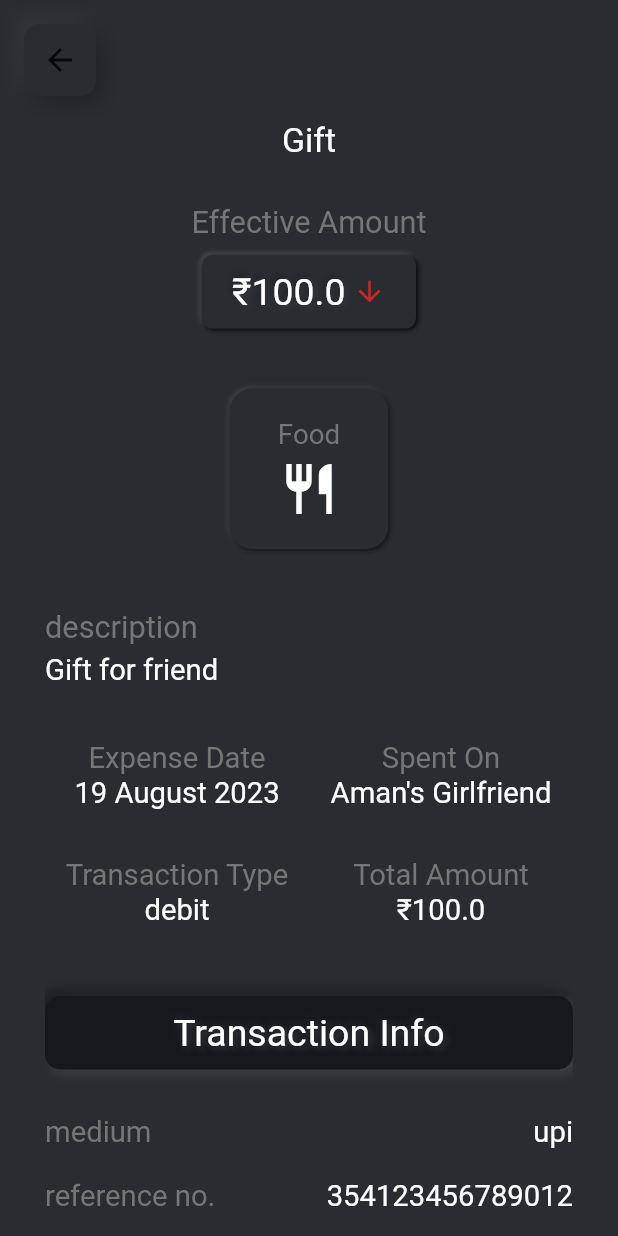
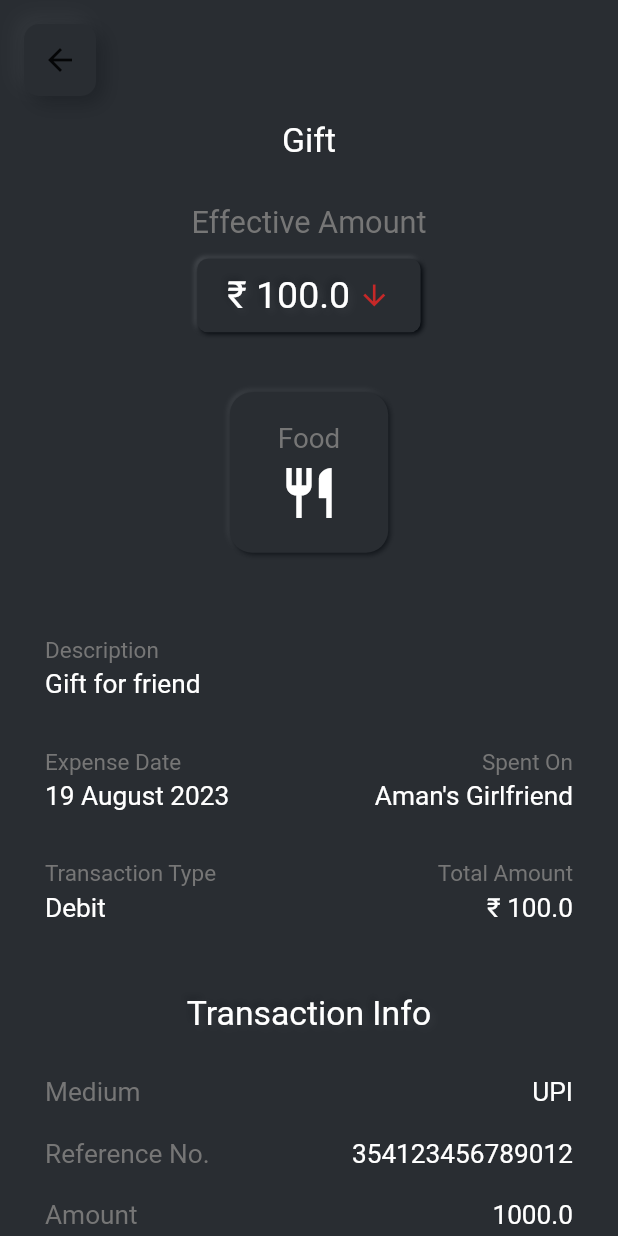
Before and after one commit to AyushAgrawal25/expense_tracker, a Flutter app: the ExpensePage screen opened directly with sample values from the repository, on a phone screen of 412 x 824 dp. Run offline on Flutter 3.47's test engine with Material 2 defaults, Android fonts, the phone set to English and light mode, and no system bars; drawn by our look-alikes of clay_containers; our stand-ins replace logger, permission_handler; missing offline and left inert: flutter_sms_inbox, sqfentity, sqfentity_gen; statements that could not run were skipped.

Commit message:
Expense page and other fixes
[Changes]

Made the total expense to handle the large amount
Perfected the navigation for expense page
Made changes in the data display of expense page.

```diff
--- a/lib/Models/transaction_data.dart
+++ b/lib/Models/transaction_data.dart
@@ -1,4 +1,12 @@
-enum TransactionType { credit, debit }
+enum TransactionType {
+  credit('credit', 'Credit'),
+  debit('debit', 'Debit');
+
+  const TransactionType(this.value, this.name);
+
+  final String value;
+  final String name;
+}
 
 class TransactionData {
   final int id;
--- a/lib/UserInterface/Pages/Expense/expense_page.dart
+++ b/lib/UserInterface/Pages/Expense/expense_page.dart
@@ -10,7 +10,11 @@ import 'package:expense_tracker/Models/expense_data.dart';
 import 'package:expense_tracker/Utils/date_time_utils.dart';
 
 class ExpensePage extends StatefulWidget {
-  const ExpensePage({super.key});
+  final ExpenseData expense;
+  const ExpensePage({
+    Key? key,
+    required this.expense,
+  }) : super(key: key);
 
   @override
   State<ExpensePage> createState() => _ExpensePageState();
@@ -19,11 +23,8 @@ class ExpensePage extends StatefulWidget {
 class _ExpensePageState extends State<ExpensePage> {
   @override
   Widget build(BuildContext context) {
-    final ExpenseData expense =
-        ModalRoute.of(context)!.settings.arguments as ExpenseData;
-
     final SMSTransactionData smsTransactionDetails =
-        expense.transaction as SMSTransactionData;
+        widget.expense.transaction as SMSTransactionData;
     return Scaffold(
       backgroundColor: AppTheme.themeColor,
       appBar: const NavigateBackBar(),
@@ -34,7 +35,7 @@ class _ExpensePageState extends State<ExpensePage> {
             crossAxisAlignment: CrossAxisAlignment.center,
             children: [
               Text(
-                expense.title,
+                widget.expense.title,
                 style: const TextStyle(
                   color: AppTheme.textColor,
                   fontSize: 22.5,
@@ -51,7 +52,7 @@ class _ExpensePageState extends State<ExpensePage> {
                 ),
               ),
               const SizedBox(
-                height: 10,
+                height: 12.5,
               ),
               ClayContainer(
                 borderRadius: 7,
@@ -65,7 +66,7 @@ class _ExpensePageState extends State<ExpensePage> {
                     mainAxisSize: MainAxisSize.min,
                     children: [
                       ClayText(
-                        '₹${expense.effectiveAmount.toString()}',
+                        '₹ ${widget.expense.effectiveAmount.toString()}',
                         emboss: true,
                         size: 25,
                         depth: 10,
@@ -77,11 +78,12 @@ class _ExpensePageState extends State<ExpensePage> {
                         width: 5,
                       ),
                       Icon(
-                        (expense.transactionType == TransactionType.credit)
+                        (widget.expense.transactionType ==
+                                TransactionType.credit)
                             ? Icons.arrow_upward
                             : Icons.arrow_downward,
-                        color:
-                            (expense.transactionType == TransactionType.credit)
+                        color: (widget.expense.transactionType ==
+                                TransactionType.credit)
                             ? Colors.green[800]
                             : Colors.red[800],
                         size: 22,
@@ -113,61 +115,53 @@ class _ExpensePageState extends State<ExpensePage> {
               const SizedBox(
                 height: 20,
               ),
-              const Align(
+              Align(
                 alignment: Alignment.centerLeft,
-                child: Text(
-                  'description',
-                  textAlign: TextAlign.left,
-                  style: TextStyle(
-                    color: AppTheme.tertiaryTextColor,
-                    fontSize: 20.5,
+                child: TransactionDetailItem(
+                  label: 'Description',
+                  value: (widget.expense.description == null)
+                      ? 'No Description Available'
+                      : widget.expense.description!,
+                  alignment: CrossAxisAlignment.start,
                 ),
               ),
+              Row(
+                children: [
+                  TransactionDetailItem(
+                    label: 'Expense Date',
+                    value:
+                        DateTimeUtils.getLocaleDate(widget.expense.expenseDate)
+                            .toString(),
+                    alignment: CrossAxisAlignment.start,
                   ),
-              const SizedBox(
-                height: 5,
+                  const Spacer(),
+                  TransactionDetailItem(
+                    label: 'Spent On',
+                    value: widget.expense.spentOn.toString(),
+                    alignment: CrossAxisAlignment.end,
                   ),
-              Align(
-                alignment: Alignment.centerLeft,
-                child: Text(
-                  (expense.description == null)
-                      ? 'No Description Available'
-                      : expense.description!,
-                  style: const TextStyle(
-                    color: AppTheme.textColor,
-                    fontSize: 19.5,
+                ],
               ),
+              Row(
+                children: [
+                  TransactionDetailItem(
+                    label: 'Transaction Type',
+                    value: widget.expense.transactionType.name,
+                    alignment: CrossAxisAlignment.start,
                   ),
+                  const Spacer(),
+                  TransactionDetailItem(
+                    label: 'Total Amount',
+                    value: '₹ ${widget.expense.totalAmount.toString()}',
+                    alignment: CrossAxisAlignment.end,
                   ),
-              const SizedBox(
-                height: 20,
+                ],
               ),
-              TransactionDetailsRow(labels: const [
-                'Expense Date',
-                'Spent On'
-              ], values: [
-                DateTimeUtils.getLocaleDate(expense.expenseDate).toString(),
-                expense.spentOn.toString()
-              ]),
-              TransactionDetailsRow(labels: const [
-                'Transaction Type',
-                'Total Amount'
-              ], values: [
-                expense.transactionType.name,
-                '₹${expense.totalAmount.toString()}'
-              ]),
               const SizedBox(
                 height: 10,
               ),
               Container(
-                margin: const EdgeInsets.symmetric(vertical: 20),
-                child: ClayContainer(
-                  emboss: true,
-                  width: double.infinity,
-                  borderRadius: 10,
-                  // depth: 10,
-                  spread: 3,
-                  color: AppTheme.themeColor,
+                margin: const EdgeInsets.symmetric(vertical: 10),
                 child: Center(
                   child: Padding(
                     padding: const EdgeInsets.symmetric(
@@ -175,7 +169,7 @@ class _ExpensePageState extends State<ExpensePage> {
                     child: ClayText(
                       "Transaction Info",
                       emboss: true,
-                        size: 25,
+                      size: 22.5,
                       depth: 10,
                       spread: 5,
                       textColor: AppTheme.textColor,
@@ -184,25 +178,24 @@ class _ExpensePageState extends State<ExpensePage> {
                   ),
                 ),
               ),
+              _getTransactionInfoDetailItem(
+                label: 'Medium',
+                value: (smsTransactionDetails).formattedMedium,
               ),
               _getTransactionInfoDetailItem(
-                label: 'medium',
-                value: (smsTransactionDetails).medium.name.toString(),
-              ),
-              _getTransactionInfoDetailItem(
-                label: 'reference no.',
+                label: 'Reference No.',
                 value: (smsTransactionDetails).referenceNumber,
               ),
               _getTransactionInfoDetailItem(
-                label: 'amount',
+                label: 'Amount',
                 value: (smsTransactionDetails).amount.toString(),
               ),
               _getTransactionInfoDetailItem(
-                label: 'receiver',
+                label: 'Receiver',
                 value: (smsTransactionDetails).receiver.toString(),
               ),
               _getTransactionInfoDetailItem(
-                label: 'sender',
+                label: 'Sender',
                 value: (smsTransactionDetails).sender.toString(),
               ),
               _getTransactionInfoDetailItem(
@@ -229,7 +222,7 @@ class _ExpensePageState extends State<ExpensePage> {
             label,
             style: const TextStyle(
               color: AppTheme.tertiaryTextColor,
-              fontSize: 19.5,
+              fontSize: 17.5,
             ),
           ),
           const Spacer(),
@@ -237,7 +230,7 @@ class _ExpensePageState extends State<ExpensePage> {
             value,
             style: const TextStyle(
               color: AppTheme.textColor,
-              fontSize: 19.5,
+              fontSize: 17.5,
             ),
           ),
         ],
--- a/lib/UserInterface/Pages/Expense/expense_tile.dart
+++ b/lib/UserInterface/Pages/Expense/expense_tile.dart
@@ -1,5 +1,6 @@
 import 'package:expense_tracker/Models/expense_data.dart';
 import 'package:expense_tracker/Models/transaction_data.dart';
+import 'package:expense_tracker/UserInterface/Pages/Expense/expense_page.dart';
 import 'package:expense_tracker/UserInterface/Theme/AppTheme.dart';
 import 'package:expense_tracker/Utils/date_time_utils.dart';
 import 'package:flutter/material.dart';
@@ -21,10 +22,11 @@ class _ExpenseTileState extends State<ExpenseTile> {
   Widget build(BuildContext context) {
     return InkWell(
       onTap: () {
-        Navigator.of(context).pushNamed(
-          '/expensepage',
-          arguments: widget.expense,
-        );
+        Navigator.of(context).push(MaterialPageRoute(
+          builder: (context) => ExpensePage(
+            expense: widget.expense,
+          ),
+        ));
       },
       child: Container(
         margin: const EdgeInsets.symmetric(horizontal: 16, vertical: 8),
--- a/lib/UserInterface/Pages/Expense/total_expense.dart
+++ b/lib/UserInterface/Pages/Expense/total_expense.dart
@@ -25,10 +25,11 @@ class TotalExpense extends StatelessWidget {
       child: Column(
         crossAxisAlignment: CrossAxisAlignment.start,
         children: [
-          Row(
+          Column(
+            mainAxisAlignment: MainAxisAlignment.start,
+            crossAxisAlignment: CrossAxisAlignment.start,
             children: [
-              Column(
-                mainAxisAlignment: MainAxisAlignment.start,
+              Row(
                 crossAxisAlignment: CrossAxisAlignment.start,
                 children: [
                   const Text(
@@ -38,21 +39,24 @@ class TotalExpense extends StatelessWidget {
                       fontSize: 18,
                     ),
                   ),
-                  Text(
-                    "₹ ${totalExpense.toStringAsFixed(2)}",
-                    style: const TextStyle(
-                      color: AppTheme.textColor,
-                      fontSize: 38,
-                    ),
+                  const Spacer(),
+                  NeomorphicDropdownButton(
+                    options: DateTimeUtils.getMonthsList,
+                    initialSelected:
+                        DateTimeUtils.getMonthName(DateTime.now().month)!,
+                    onSelect: onMonthChanged,
                   ),
                 ],
               ),
-              const Spacer(),
-              NeomorphicDropdownButton(
-                options: DateTimeUtils.getMonthsList,
-                initialSelected:
-                    DateTimeUtils.getMonthName(DateTime.now().month)!,
-                onSelect: onMonthChanged,
+              const SizedBox(
+                height: 5,
+              ),
+              Text(
+                "₹ ${totalExpense.toStringAsFixed(2)}",
+                style: const TextStyle(
+                  color: AppTheme.textColor,
+                  fontSize: 38,
+                ),
               ),
             ],
           ),
--- a/lib/UserInterface/Widgets/AppSpecific/transaction_details_item.dart
+++ b/lib/UserInterface/Widgets/AppSpecific/transaction_details_item.dart
@@ -2,52 +2,50 @@ import 'package:expense_tracker/UserInterface/Theme/AppTheme.dart';
 import 'package:flutter/material.dart';
 
 class TransactionDetailItem extends StatelessWidget {
-  const TransactionDetailItem(
-      {super.key, required this.label, required this.value});
-
   final String label;
   final String value;
+  final CrossAxisAlignment alignment;
+
+  const TransactionDetailItem({
+    super.key,
+    required this.label,
+    required this.value,
+    this.alignment = CrossAxisAlignment.start,
+  });
 
   @override
   Widget build(BuildContext context) {
     return Container(
       margin: const EdgeInsets.symmetric(vertical: 8),
-      child: Container(
-        padding: const EdgeInsets.all(8.0),
+      padding: const EdgeInsets.symmetric(vertical: 8),
       child: Column(
+        crossAxisAlignment: alignment,
         children: [
           Text(
             label,
             style: const TextStyle(
-                  color: AppTheme.tertiaryTextColor, fontSize: 19.5),
+              color: AppTheme.tertiaryTextColor,
+              fontSize: 15,
+            ),
+            textAlign: (alignment == CrossAxisAlignment.start)
+                ? TextAlign.left
+                : TextAlign.right,
+          ),
+          const SizedBox(
+            height: 3.5,
           ),
           Text(
             value,
-              style: const TextStyle(color: AppTheme.textColor, fontSize: 19.5),
+            style: const TextStyle(
+              color: AppTheme.textColor,
+              fontSize: 17.5,
+            ),
+            textAlign: (alignment == CrossAxisAlignment.start)
+                ? TextAlign.left
+                : TextAlign.right,
           ),
         ],
-        ),
       ),
     );
   }
 }
-
-class TransactionDetailsRow extends StatelessWidget {
-  const TransactionDetailsRow(
-      {super.key, required this.labels, required this.values});
-
-  final List<String> labels;
-  final List<String> values;
-
-  @override
-  Widget build(BuildContext context) {
-    return Row(
-      children: [
-        Expanded(
-            child: TransactionDetailItem(label: labels[0], value: values[0])),
-        Expanded(
-            child: TransactionDetailItem(label: labels[1], value: values[1]))
-      ],
-    );
-  }
-}
--- a/lib/main.dart
+++ b/lib/main.dart
@@ -1,4 +1,3 @@
-import 'package:expense_tracker/UserInterface/Pages/Expense/expense_page.dart';
 import 'package:flutter/material.dart';
 import 'package:expense_tracker/UserInterface/Pages/Home/home_page.dart';
 
@@ -26,9 +25,6 @@ class _MyAppState extends State<MyApp> {
       theme: ThemeData(
         primarySwatch: Colors.teal,
       ),
-      routes: {
-        '/expensepage': (context) => ExpensePage(),
-      },
       home: const HomePage(),
     );
   }
```
Lines whose indentation alone changed are shown as unchanged.
